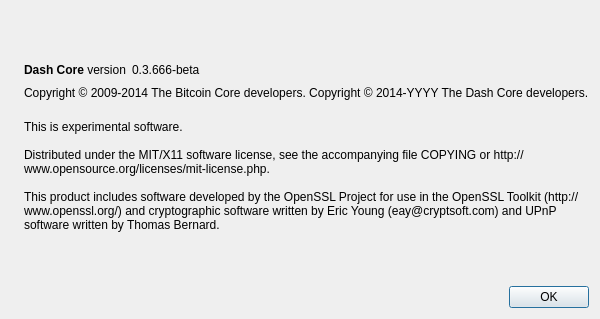
First picture: the form in src/qt/forms/aboutdialog.ui, repository adm2018/curium, before the edit.
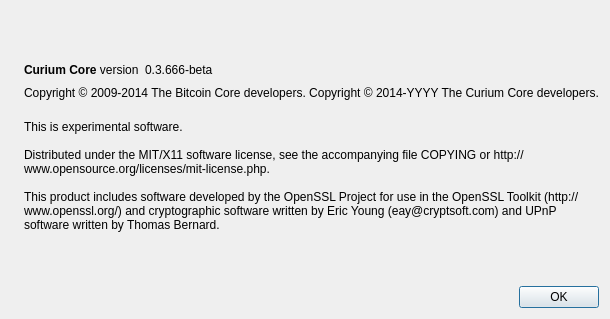
Second picture: the form after the edit. Icons and pictures are not drawn.

```diff
--- a/src/qt/forms/aboutdialog.ui
+++ b/src/qt/forms/aboutdialog.ui
@@ -50,7 +50,7 @@
           <cursorShape>IBeamCursor</cursorShape>
          </property>
          <property name="text">
-          <string>&lt;b&gt;Dash Core&lt;/b&gt; version</string>
+          <string>&lt;b&gt;Curium Core&lt;/b&gt; version</string>
          </property>
          <property name="textInteractionFlags">
           <set>Qt::LinksAccessibleByMouse|Qt::TextSelectableByKeyboard|Qt::TextSelectableByMouse</set>
@@ -92,7 +92,7 @@
        </property>
        <property name="text">
         <string>Copyright &amp;copy; 2009-2014 The Bitcoin Core developers.
-Copyright &amp;copy; 2014-YYYY The Dash Core developers.</string>
+Copyright &amp;copy; 2014-YYYY The Curium Core developers.</string>
        </property>
        <property name="textFormat">
         <enum>Qt::RichText</enum>
```
Left out of the diff: 6 changed lines with no effect on the pictures.
